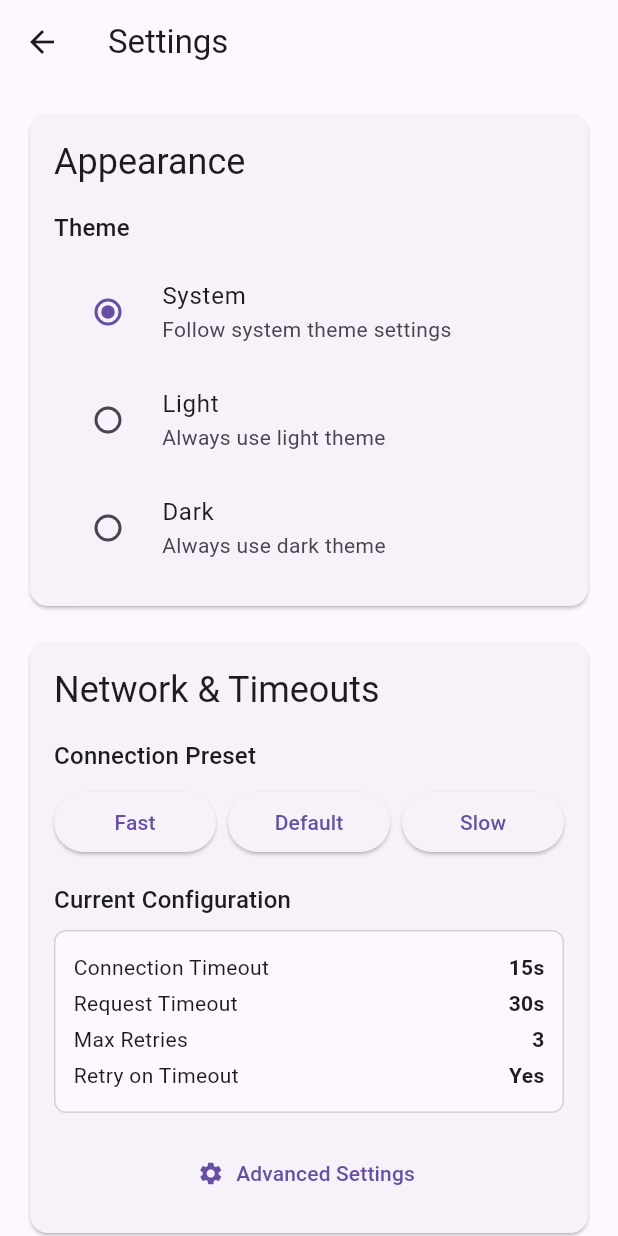
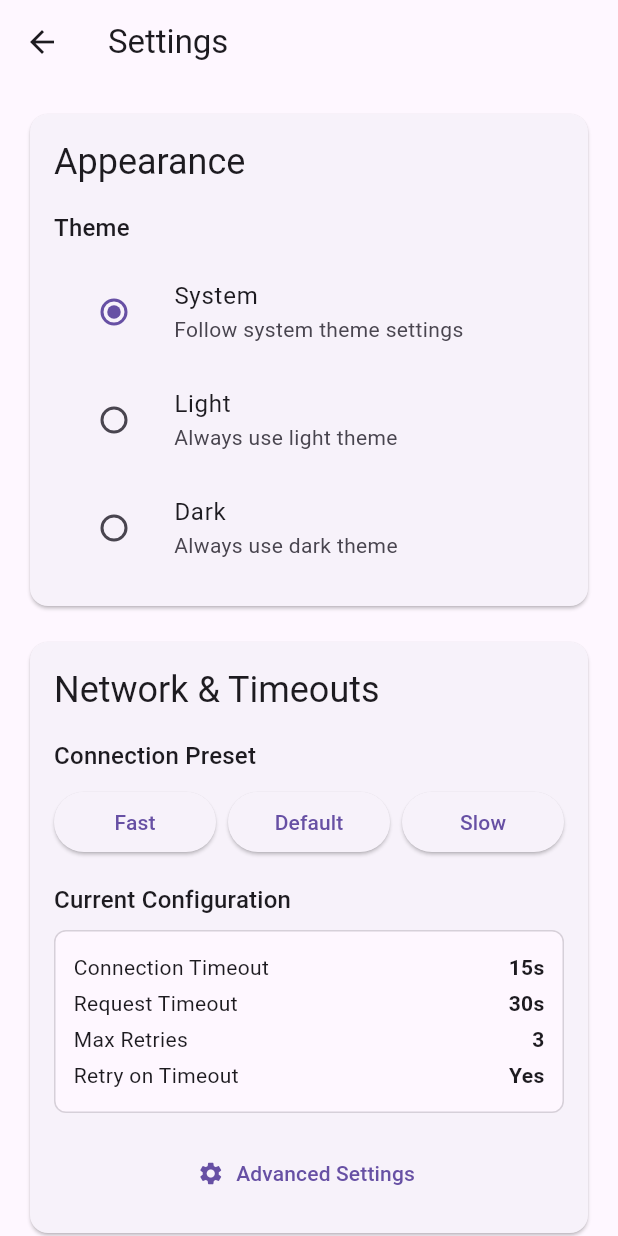
Before and after one commit to syeo66/voidweaver, a Flutter app: the SettingsScreen screen opened directly, on a phone screen of 412 x 824 dp. Run offline on Flutter 3.47's test engine with Material 3 defaults, Android fonts, the phone set to English and light mode, and no system bars; our stand-ins replace audio_service, cached_network_image, flutter_secure_storage, just_audio, shared_preferences; missing offline and left inert: http_plus; accounts and stored records are empty.

```diff
--- a/lib/screens/settings_screen.dart
+++ b/lib/screens/settings_screen.dart
@@ -76,20 +76,25 @@ class _SettingsContent extends StatelessWidget {
               style: Theme.of(context).textTheme.titleMedium,
             ),
             const SizedBox(height: 8),
-            Column(
-              children: ThemeMode.values.map((mode) {
-                return RadioListTile<ThemeMode>(
-                  title: Text(_getThemeModeTitle(mode)),
-                  subtitle: Text(_getThemeModeDescription(mode)),
-                  value: mode,
+            RadioGroup<ThemeMode>(
               groupValue: settingsService.themeMode,
               onChanged: (ThemeMode? value) {
                 if (value != null) {
                   settingsService.setThemeMode(value);
                 }
               },
+              child: Column(
+                children: ThemeMode.values.map((mode) {
+                  return ListTile(
+                    title: Text(_getThemeModeTitle(mode)),
+                    subtitle: Text(_getThemeModeDescription(mode)),
+                    leading: Radio<ThemeMode>(value: mode),
+                    onTap: () {
+                      settingsService.setThemeMode(mode);
+                    },
                   );
                 }).toList(),
+              ),
             ),
           ],
         ),
@@ -146,12 +151,7 @@ class _SettingsContent extends StatelessWidget {
               style: Theme.of(context).textTheme.titleMedium,
             ),
             const SizedBox(height: 8),
-            Column(
-              children: ReplayGainMode.values.map((mode) {
-                return RadioListTile<ReplayGainMode>(
-                  title: Text(_getReplayGainModeTitle(mode)),
-                  subtitle: Text(_getReplayGainModeDescription(mode)),
-                  value: mode,
+            RadioGroup<ReplayGainMode>(
               groupValue: settingsService.replayGainMode,
               onChanged: (ReplayGainMode? value) {
                 if (value != null) {
@@ -159,8 +159,19 @@ class _SettingsContent extends StatelessWidget {
                   _refreshAudioVolume(context);
                 }
               },
+              child: Column(
+                children: ReplayGainMode.values.map((mode) {
+                  return ListTile(
+                    title: Text(_getReplayGainModeTitle(mode)),
+                    subtitle: Text(_getReplayGainModeDescription(mode)),
+                    leading: Radio<ReplayGainMode>(value: mode),
+                    onTap: () {
+                      settingsService.setReplayGainMode(mode);
+                      _refreshAudioVolume(context);
+                    },
                   );
                 }).toList(),
+              ),
             ),
 
             if (settingsService.replayGainMode != ReplayGainMode.off) ...[
```
Also changed, not shown: lib/services/audio_player_service.dart (+8 -4 lines). Lines whose indentation alone changed are shown as unchanged.
